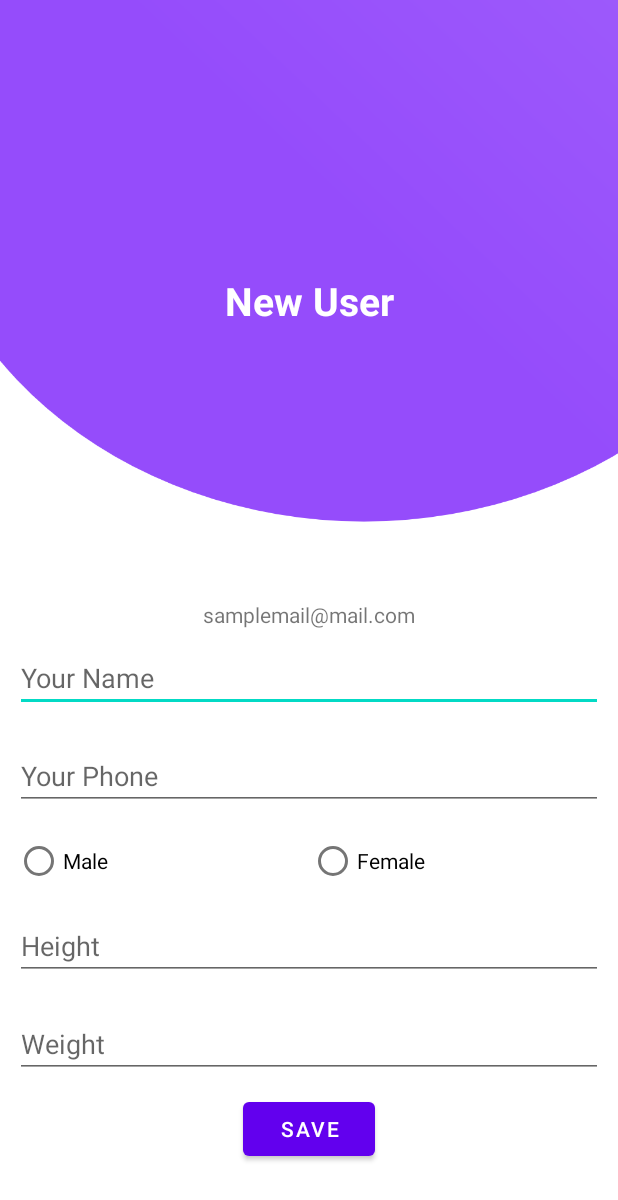
After one commit to abaditya26/Android-Health-Monitoring-EDI1-, an Android app: the layout activity_new_user.xml on its own in the app's theme, with its tools: preview values and no code run, on a phone screen of 412 x 824 dp. The commit adds this screen. Shown: the top 1200 px of the screen. Run offline under Robolectric (Android 15) with nearby library versions, the phone set to English and light mode, and no system bars.

Commit message:
new user

```diff
--- a/app/src/main/AndroidManifest.xml
+++ b/app/src/main/AndroidManifest.xml
@@ -9,6 +9,9 @@
         android:roundIcon="@mipmap/ic_launcher_round"
         android:supportsRtl="true"
         android:theme="@style/Theme.AndroidHealthMonitoring">
+        <activity
+            android:name=".NewUserActivity"
+            android:exported="false" />
         <activity
             android:name=".VerificationActivity"
             android:exported="false" />
--- /dev/null
+++ b/app/src/main/res/layout/activity_new_user.xml
@@ -0,0 +1,125 @@
+<?xml version="1.0" encoding="utf-8"?>
+<ScrollView xmlns:android="http://schemas.android.com/apk/res/android"
+    xmlns:app="http://schemas.android.com/apk/res-auto"
+    xmlns:tools="http://schemas.android.com/tools"
+    android:layout_width="match_parent"
+    android:layout_height="match_parent"
+    tools:context=".NewUserActivity">
+
+    <LinearLayout
+        android:layout_width="match_parent"
+        android:layout_height="wrap_content"
+        android:orientation="vertical">
+
+        <androidx.constraintlayout.widget.ConstraintLayout
+            android:layout_width="match_parent"
+            android:layout_height="400dp"
+            android:background="@drawable/ic_login">
+
+            <TextView
+                android:layout_width="wrap_content"
+                android:layout_height="wrap_content"
+                android:layout_margin="20dp"
+                android:text="New User"
+                android:textColor="@color/white"
+                android:textSize="26sp"
+                android:textStyle="bold"
+                app:layout_constraintBottom_toBottomOf="parent"
+                app:layout_constraintEnd_toEndOf="parent"
+                app:layout_constraintStart_toStartOf="parent"
+                app:layout_constraintTop_toTopOf="parent" />
+
+        </androidx.constraintlayout.widget.ConstraintLayout>
+
+        <LinearLayout
+            android:layout_width="match_parent"
+            android:layout_height="wrap_content"
+            android:gravity="center"
+            android:orientation="vertical">
+
+            <TextView
+                android:id="@+id/new_user_email"
+                android:layout_width="wrap_content"
+                android:layout_height="wrap_content"
+                android:text="samplemail@mail.com"
+                />
+
+            <EditText
+                android:id="@+id/new_user_name"
+                android:layout_width="match_parent"
+                android:layout_height="wrap_content"
+                android:ems="10"
+                android:hint="Your Name"
+                android:layout_margin="10dp"
+                android:inputType="textPersonName"/>
+
+            <EditText
+                android:id="@+id/new_user_phone"
+                android:layout_width="match_parent"
+                android:layout_height="wrap_content"
+                android:ems="10"
+                android:hint="Your Phone"
+                android:layout_margin="10dp"
+                android:inputType="phone" />
+
+            <RadioGroup
+                android:layout_width="match_parent"
+                android:layout_height="match_parent"
+                android:paddingStart="10dp"
+                android:paddingEnd="10dp"
+                android:orientation="horizontal">
+
+                <RadioButton
+                    android:id="@+id/male_radio_btn"
+                    android:layout_width="0dp"
+                    android:layout_weight="1"
+                    android:layout_height="wrap_content"
+                    android:text="Male" />
+
+                <RadioButton
+                    android:id="@+id/female_radio_btn"
+                    android:layout_width="0dp"
+                    android:layout_weight="1"
+                    android:layout_height="wrap_content"
+                    android:text="Female" />
+            </RadioGroup>
+
+            <EditText
+                android:id="@+id/new_user_height"
+                android:layout_width="match_parent"
+                android:layout_height="wrap_content"
+                android:ems="10"
+                android:hint="Height"
+                android:layout_margin="10dp"
+                android:inputType="number" />
+
+            <EditText
+                android:id="@+id/new_user_weight"
+                android:layout_width="match_parent"
+                android:layout_height="wrap_content"
+                android:ems="10"
+                android:hint="Weight"
+                android:layout_margin="10dp"
+                android:inputType="number" />
+
+            <Button
+                android:id="@+id/save_user_btn"
+                android:layout_width="wrap_content"
+                android:layout_height="wrap_content"
+                android:text="Save"
+                android:layout_marginBottom="20dp"
+                />
+
+            <ProgressBar
+                android:id="@+id/new_user_loading"
+                android:layout_width="50dp"
+                android:layout_height="50dp"
+                android:layout_margin="20dp"
+                android:visibility="gone"
+                />
+
+        </LinearLayout>
+
+    </LinearLayout>
+
+</ScrollView>
```
Also changed, not shown: app/src/main/java/ml/adityabodhankar/androidhealthmonitoring/HomeActivity.java (+52 -0 lines), app/src/main/java/ml/adityabodhankar/androidhealthmonitoring/Models/UserModel.java (added, +74 -0 lines), app/src/main/java/ml/adityabodhankar/androidhealthmonitoring/NewUserActivity.java (added, +122 -0 lines), app/src/main/res/drawable/circle_loading_back.xml (added, +11 -0 lines), app/src/main/res/layout/activity_home.xml (+27 -3 lines).
